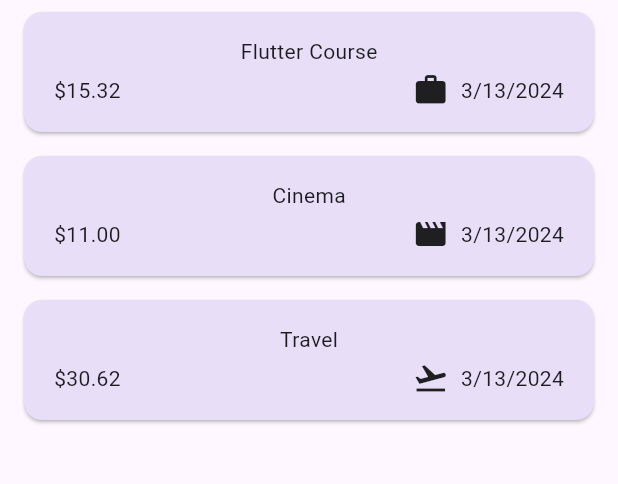
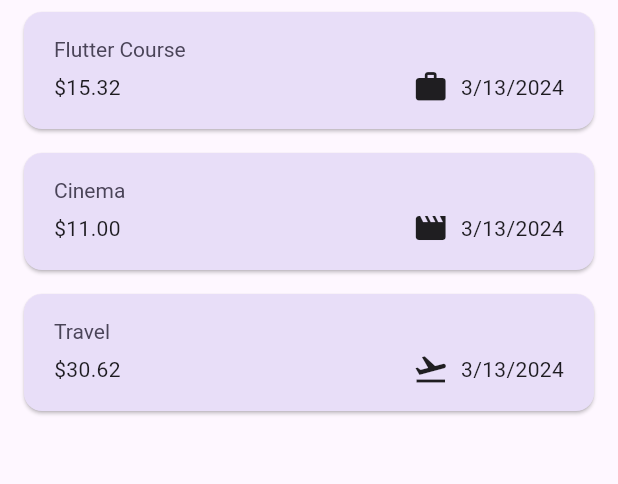
Before and after one commit to yassineelhoubi/expenses_app, a Flutter app: the screen it shows after launch, on a phone screen of 412 x 824 dp, the part 114-598 px from its top. Run offline on Flutter 3.47's test engine with Material 3 defaults, Android fonts, the phone set to English and light mode, and no system bars.

Commit message:
using theme data in widgets

```diff
--- a/lib/widgets/expenses_list/expense_item.dart
+++ b/lib/widgets/expenses_list/expense_item.dart
@@ -9,8 +9,9 @@ class ExpensesItem extends StatelessWidget {
       child: Padding(
         padding: const EdgeInsets.symmetric(horizontal: 20, vertical: 16),
         child: Column(
+          crossAxisAlignment: CrossAxisAlignment.start,
           children: [
-            Text(expense.title),
+            Text(expense.title, style: Theme.of(context).textTheme.titleLarge),
             const SizedBox(
               height: 4,
             ),
--- a/lib/widgets/expenses_list/expenses_list.dart
+++ b/lib/widgets/expenses_list/expenses_list.dart
@@ -20,6 +20,9 @@ class ExpensesList extends StatelessWidget {
         onDismissed: (direction) {
           onRemoveExpense(expenses[index]);
         },
+        background: Container(
+            color: Theme.of(context).colorScheme.error.withOpacity(0.75),
+            margin: Theme.of(context).cardTheme.margin),
         child: ExpensesItem(
           expenses[index],
         ),
```
